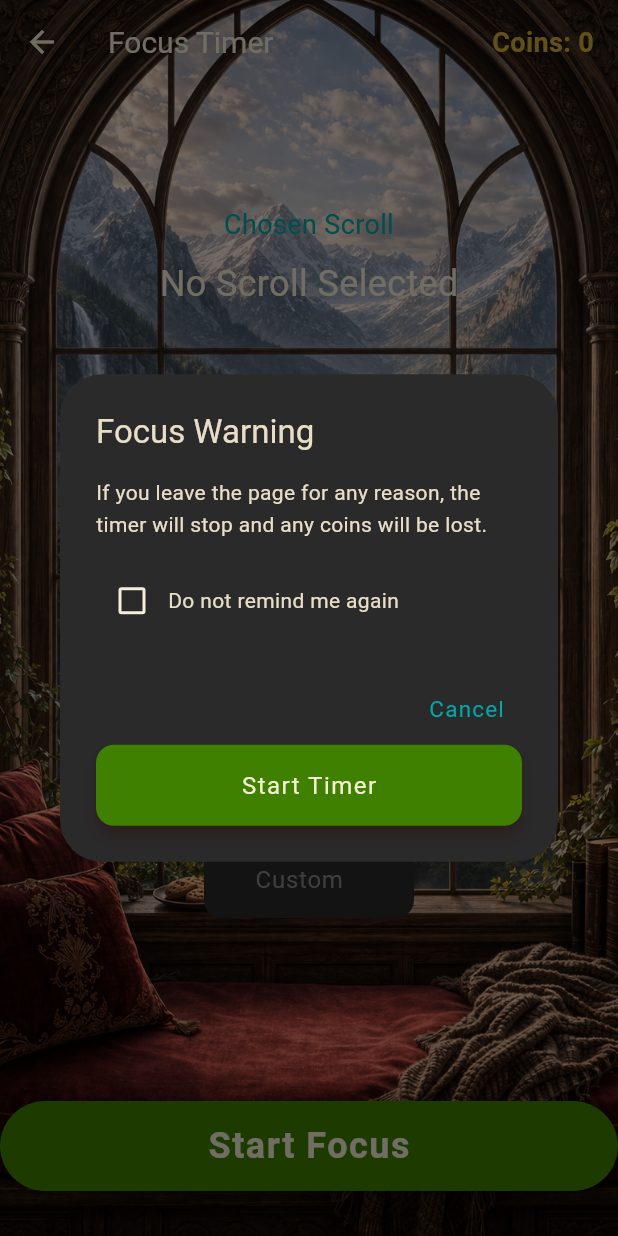
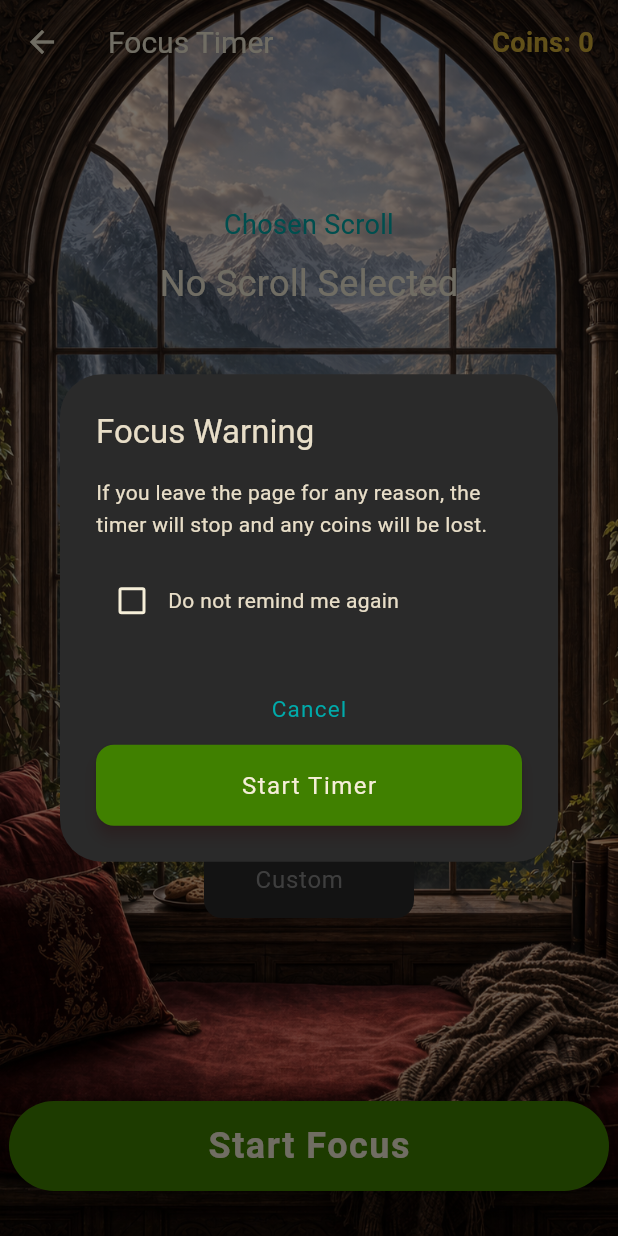
Before and after one commit to james-t-larson/book-dragon-client, a Flutter app: the FocusTimerScreen screen opened directly with empty values, after a tap on "Start Focus", on a phone screen of 412 x 824 dp. Run offline on Flutter 3.47's test engine with Material 3 defaults, Android fonts, the light colour scheme and no system bars; our stand-ins replace google_fonts, shared_preferences; accounts and stored records are empty; network calls fail; Roboto replaces fonts that are missing (Rosarivo).

Commit message:
refactor(ui): implement constrained AppButton wrapper
  - Create central `AppButton` widget to prevent infinite width stretching (max 400px)
  - Replace native Flutter buttons with `AppButton` variants across all screens
  - Add widget tests to verify baseline behaviors and new width constraints

```diff
--- a/lib/screens/dragon_selection_screen.dart
+++ b/lib/screens/dragon_selection_screen.dart
@@ -3,8 +3,10 @@ import 'package:flutter/material.dart';
 import 'package:google_fonts/google_fonts.dart';
 import 'package:http/http.dart' as http;
 import '../config/app_config.dart';
+import '../config/app_config.dart';
 import '../theme/app_theme.dart';
 import '../models/user.dart';
+import '../widgets/button.dart';
 import 'home_screen.dart';
 
 class DragonSelectionScreen extends StatefulWidget {
@@ -248,7 +250,7 @@ class _DragonSelectionScreenState extends State<DragonSelectionScreen> {
             // Selection button
             Padding(
               padding: const EdgeInsets.fromLTRB(24, 0, 24, 16),
-              child: ElevatedButton(
+              child: AppButton(
                 onPressed: _isSubmitting ? null : _selectDragon,
                 style: ElevatedButton.styleFrom(
                   backgroundColor: _dragons[_currentPage].color,
--- a/lib/screens/focus_timer_screen.dart
+++ b/lib/screens/focus_timer_screen.dart
@@ -8,6 +8,7 @@
 import '../theme/app_theme.dart';
 import '../models/user.dart';
 import '../models/book.dart';
+import '../widgets/button.dart';
 
 class FocusTimerScreen extends StatefulWidget {
   final User user;
@@ -114,7 +115,7 @@
                   ],
                 ),
                 actions: [
-                  TextButton(
+                  AppButton.text(
                     onPressed: () => Navigator.of(context).pop(false),
                     child: Text(
                       'Cancel',
@@ -123,7 +124,7 @@
                       ),
                     ),
                   ),
-                  ElevatedButton(
+                  AppButton(
                     onPressed: () async {
                       if (dontShowAgain) {
                         await prefs.setBool('hide_focus_loss_warning', true);
@@ -291,7 +292,7 @@
             ],
           ),
           actions: [
-            ElevatedButton(
+            AppButton(
               onPressed: () {
                 final val = int.tryParse(controller.text);
                 Navigator.of(context).pop(val ?? _selectedBook?.currentPage ?? 0);
@@ -625,7 +626,7 @@
               left: 0,
               right: 0,
               child: Center(
-                child: ElevatedButton(
+                child: AppButton(
                   onPressed: _isRunning ? () => _cancelTimer() : _startTimer,
                   style: ElevatedButton.styleFrom(
                     backgroundColor: _isRunning
--- a/lib/screens/home_screen.dart
+++ b/lib/screens/home_screen.dart
@@ -8,6 +8,7 @@ import '../theme/app_theme.dart';
 import '../models/user.dart';
 import '../models/book.dart';
 import '../widgets/dragon_art.dart';
+import '../widgets/button.dart';
 import 'focus_timer_screen.dart';
 import 'welcome_screen.dart';
 
@@ -166,7 +167,7 @@ class _HomeScreenState extends State<HomeScreen> {
                 ),
               ),
               actions: [
-                ElevatedButton(
+                AppButton(
                   onPressed: () async {
                     if (titleController.text.isNotEmpty) {
                       final newBook = Book(
@@ -336,7 +337,7 @@ class _HomeScreenState extends State<HomeScreen> {
             child: Center(
               child: _isLoading
                 ? const CircularProgressIndicator(color: AppColors.primary)
-                : ElevatedButton.icon(
+                : AppButton.icon(
                     onPressed: () {
                       if (_activeBooks.isEmpty) {
                         _showAddBookDialog();
--- a/lib/screens/login_screen.dart
+++ b/lib/screens/login_screen.dart
@@ -6,6 +6,7 @@ import 'package:shared_preferences/shared_preferences.dart';
 import '../config/app_config.dart';
 import '../theme/app_theme.dart';
 import '../models/user.dart';
+import '../widgets/button.dart';
 import 'home_screen.dart';
 import 'dragon_selection_screen.dart';
 
@@ -276,7 +277,7 @@ class _LoginScreenState extends State<LoginScreen>
           const SizedBox(height: 32),
 
           // Submit button
-          ElevatedButton(
+          AppButton(
             onPressed: _isLoading ? null : _submit,
             style: ElevatedButton.styleFrom(
               backgroundColor: AppColors.primary,
--- a/lib/screens/registration_screen.dart
+++ b/lib/screens/registration_screen.dart
@@ -6,6 +6,7 @@ import 'package:shared_preferences/shared_preferences.dart';
 import '../config/app_config.dart';
 import '../theme/app_theme.dart';
 import '../models/user.dart';
+import '../widgets/button.dart';
 import 'dragon_selection_screen.dart';
 
 class RegistrationScreen extends StatefulWidget {
@@ -297,7 +298,7 @@ class _RegistrationScreenState extends State<RegistrationScreen>
           const SizedBox(height: 32),
 
           // Submit button
-          ElevatedButton(
+          AppButton(
             onPressed: _isLoading ? null : _submit,
             style: ElevatedButton.styleFrom(
               backgroundColor: AppColors.primary,
--- a/lib/screens/welcome_screen.dart
+++ b/lib/screens/welcome_screen.dart
@@ -2,6 +2,7 @@ import 'dart:math' as math;
 import 'package:flutter/material.dart';
 import 'package:google_fonts/google_fonts.dart';
 import '../theme/app_theme.dart';
+import '../widgets/button.dart';
 import 'registration_screen.dart';
 import 'login_screen.dart';
 
@@ -295,7 +296,7 @@ class _WelcomeScreenState extends State<WelcomeScreen>
                         child: Column(
                           children: [
                             // Primary — Maroon
-                            ElevatedButton(
+                            AppButton(
                               onPressed: () {
                                 Navigator.push(
                                   context,
@@ -329,7 +330,7 @@ class _WelcomeScreenState extends State<WelcomeScreen>
                             const SizedBox(height: 12),
 
                             // Secondary — London Blue outline
-                            OutlinedButton(
+                            AppButton.outlined(
                               onPressed: () {
                                 Navigator.push(
                                   context,
--- /dev/null
+++ b/lib/widgets/button.dart
@@ -0,0 +1,93 @@
+import 'package:flutter/material.dart';
+
+enum _AppButtonType { elevated, elevatedIcon, outlined, text }
+
+class AppButton extends StatelessWidget {
+  final VoidCallback? onPressed;
+  final Widget? child;
+  final Widget? icon;
+  final Widget? label;
+  final ButtonStyle? style;
+  final _AppButtonType _type;
+
+  const AppButton({
+    super.key,
+    required this.onPressed,
+    required this.child,
+    this.style,
+  })  : _type = _AppButtonType.elevated,
+        icon = null,
+        label = null;
+
+  const AppButton.icon({
+    super.key,
+    required this.onPressed,
+    required this.icon,
+    required this.label,
+    this.style,
+  })  : _type = _AppButtonType.elevatedIcon,
+        child = null;
+
+  const AppButton.outlined({
+    super.key,
+    required this.onPressed,
+    required this.child,
+    this.style,
+  })  : _type = _AppButtonType.outlined,
+        icon = null,
+        label = null;
+
+  const AppButton.text({
+    super.key,
+    required this.onPressed,
+    required this.child,
+    this.style,
+  })  : _type = _AppButtonType.text,
+        icon = null,
+        label = null;
+
+  @override
+  Widget build(BuildContext context) {
+    Widget button;
+    switch (_type) {
+      case _AppButtonType.elevated:
+        button = ElevatedButton(
+          onPressed: onPressed,
+          style: style,
+          child: child!,
+        );
+        break;
+      case _AppButtonType.elevatedIcon:
+        button = ElevatedButton.icon(
+          onPressed: onPressed,
+          icon: icon!,
+          label: label!,
+          style: style,
+        );
+        break;
+      case _AppButtonType.outlined:
+        button = OutlinedButton(
+          onPressed: onPressed,
+          style: style,
+          child: child!,
+        );
+        break;
+      case _AppButtonType.text:
+        button = TextButton(
+          onPressed: onPressed,
+          style: style,
+          child: child!,
+        );
+        break;
+    }
+
+    // Applying Center ensure it works within Columns with stretch or rows
+    // while keeping its width constrained instead of being stretched infinitely.
+    return Center(
+      child: ConstrainedBox(
+        constraints: const BoxConstraints(maxWidth: 400.0),
+        child: button,
+      ),
+    );
+  }
+}
--- a/lib/widgets/unsupported_screen.dart
+++ b/lib/widgets/unsupported_screen.dart
@@ -4,6 +4,7 @@ import 'package:google_fonts/google_fonts.dart';
 import 'package:url_launcher/url_launcher.dart';
 import '../theme/app_theme.dart';
 import '../config/app_config.dart';
+import 'button.dart';
 
 class UnsupportedScreen extends StatelessWidget {
   final String message;
@@ -53,7 +54,7 @@ class UnsupportedScreen extends StatelessWidget {
               ),
               if (showAppStoreLink) ...[
                 const SizedBox(height: 48),
-                ElevatedButton.icon(
+                AppButton.icon(
                   onPressed: _launchAppStore,
                   icon: const Icon(Icons.download, color: AppColors.onPrimary),
                   label: Text(
```
Also changed, not shown: 2 other files.
